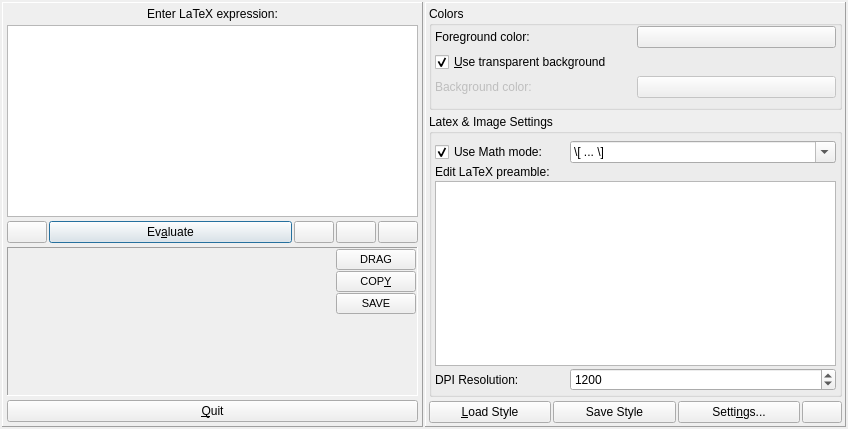
Old version of the form src/klfmainwinui.ui in the repository CryFeiFei/klatexformula.
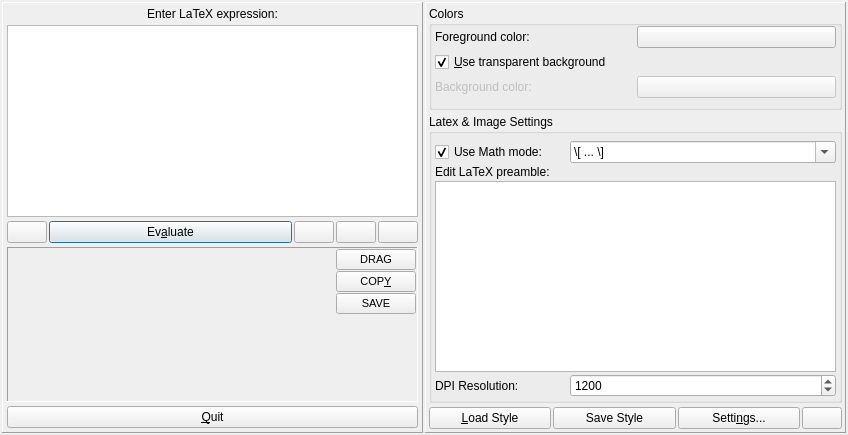
New version of the form. Icons and pictures are not drawn. Custom widgets are drawn as their Qt base class.

```diff
--- a/src/klfmainwinui.ui
+++ b/src/klfmainwinui.ui
@@ -8,7 +8,7 @@
     <x>0</x>
     <y>0</y>
     <width>848</width>
-    <height>429</height>
+    <height>435</height>
    </rect>
   </property>
   <property name="windowTitle" >
@@ -525,6 +525,12 @@
          </item>
          <item row="2" column="0" colspan="3" >
           <widget class="QTextEdit" name="txtPreamble" >
+           <property name="sizePolicy" >
+            <sizepolicy vsizetype="Preferred" hsizetype="Expanding" >
+             <horstretch>0</horstretch>
+             <verstretch>0</verstretch>
+            </sizepolicy>
+           </property>
            <property name="font" >
             <font>
              <pointsize>8</pointsize>
```
Left out of the diff: 3 changed lines with no effect on the pictures.
